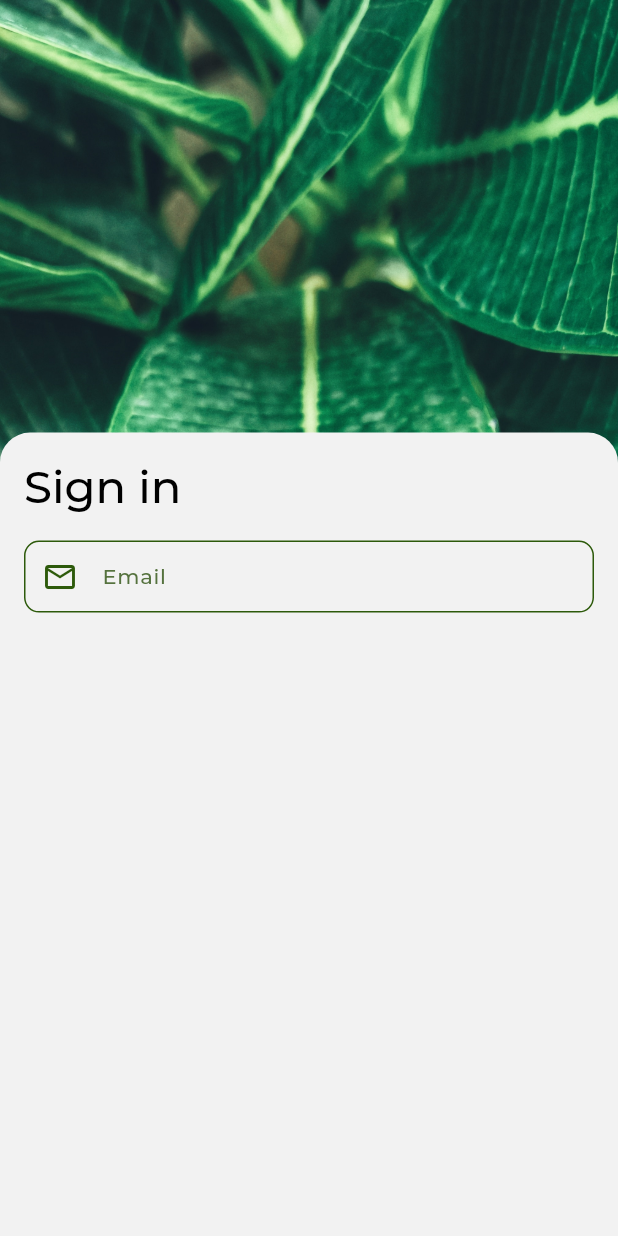
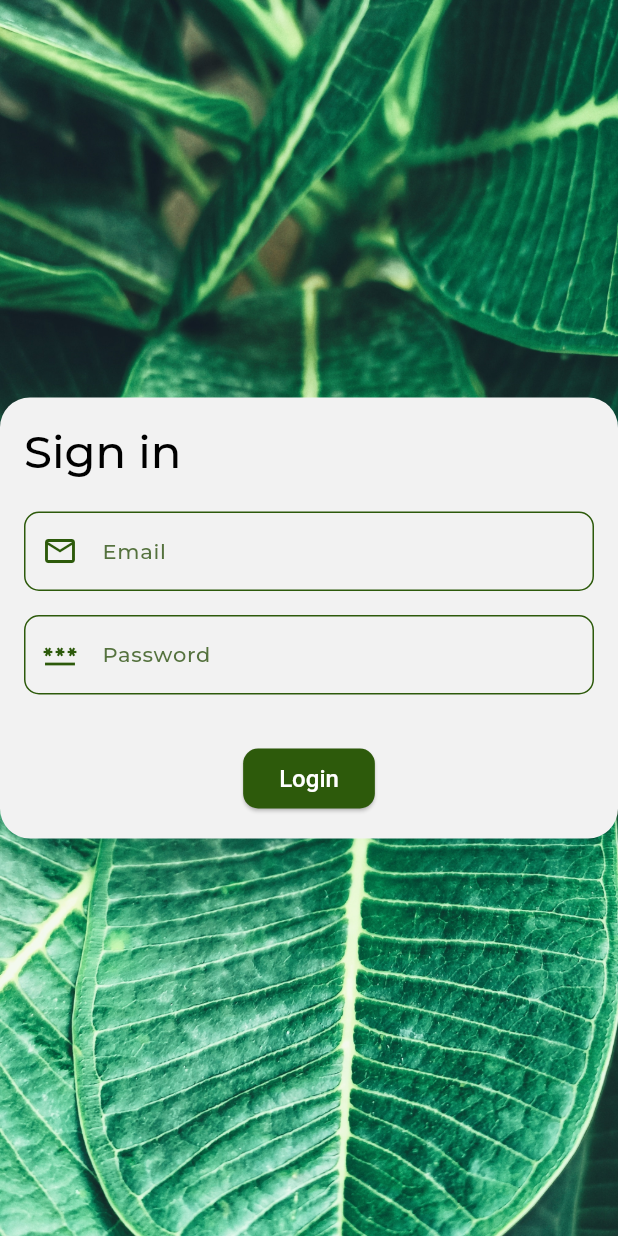
Before and after one commit to Praanim/Hiking-Nepal, a Flutter app: the screen it shows after launch, on a phone screen of 412 x 824 dp. Run offline on Flutter 3.47's test engine with Material 2 defaults, Android fonts, the phone set to English and light mode, and no system bars.

Commit message:
login page ui created

```diff
--- a/lib/features/auth/presentaion/login_screen.dart
+++ b/lib/features/auth/presentaion/login_screen.dart
@@ -2,6 +2,8 @@ import 'package:flutter/material.dart';
 import 'package:hiking_nepal/core/constants/app_media.dart';
 import 'package:hiking_nepal/core/extensions/helper_extension.dart';
 import 'package:hiking_nepal/core/theme/app_colors.dart';
+
+import '../../../core/utils/gap.dart';
 
 class LoginScreen extends StatelessWidget {
   const LoginScreen({super.key});
@@ -19,41 +21,49 @@ class LoginScreen extends StatelessWidget {
                     ),
                     fit: BoxFit.cover)),
           ),
-          Column(
-            children: [
-              SizedBox(
-                height: MediaQuery.of(context).size.height * 0.35,
-              ),
-              Expanded(
+          Center(
             child: Container(
-                decoration: const BoxDecoration(
+              decoration: BoxDecoration(
                   color: LightColor.whiteSmoke,
-                    borderRadius: BorderRadiusDirectional.only(
-                        topStart: Radius.circular(20),
-                        topEnd: Radius.circular(20))),
+                  borderRadius: BorderRadius.circular(20)),
               padding: const EdgeInsets.all(16),
               child: Column(
+                mainAxisSize: MainAxisSize.min,
                 crossAxisAlignment: CrossAxisAlignment.start,
                 mainAxisAlignment: MainAxisAlignment.start,
                 children: [
                   Text(
                     "Sign in",
-                      style: context.textTheme.headlineSmall!
-                          .copyWith(fontSize: 30),
+                    style:
+                        context.textTheme.headlineSmall!.copyWith(fontSize: 30),
                   ),
-                    const SizedBox(
-                      height: 16,
-                    ),
+                  VerticalGap.xl,
                   TextFormField(
                     style: context.textTheme.titleMedium,
+                    textInputAction: TextInputAction.next,
                     decoration: const InputDecoration(
                         label: Text("Email"),
                         prefixIcon: Icon(Icons.email_outlined)),
+                  ),
+                  VerticalGap.l,
+                  TextFormField(
+                    style: context.textTheme.titleMedium,
+                    obscureText: true,
+                    decoration: const InputDecoration(
+                        label: Text("Password"),
+                        prefixIcon: Icon(Icons.password_outlined)),
+                  ),
+                  VerticalGap.xxxl,
+                  Center(
+                    child: ElevatedButton(
+                        onPressed: () {
+                          //login the app
+                        },
+                        child: const Text('Login')),
                   )
                 ],
               ),
-              ))
-            ],
+            ),
           )
         ],
       ),
--- a/lib/main.dart
+++ b/lib/main.dart
@@ -19,6 +19,8 @@ class MyApp extends StatelessWidget {
           primaryColor: LightColor.primaryColor,
           fontFamily: 'Montserrat',
           useMaterial3: true,
+          textSelectionTheme: const TextSelectionThemeData(
+              cursorColor: LightColor.primaryColor),
           inputDecorationTheme: InputDecorationTheme(
               prefixIconColor: LightColor.primaryColor,
               //     MaterialStateColor.resolveWith((Set<MaterialState> states) {
@@ -51,7 +53,7 @@ class MyApp extends StatelessWidget {
                     BorderRadius.circular(AppConstants.primaryBorderRadius),
                 borderSide: const BorderSide(color: AppColors.errorColor),
               ),
-              contentPadding: const EdgeInsets.symmetric(horizontal: 16)),
+              contentPadding: const EdgeInsets.all(16)),
           colorScheme: ColorScheme.fromSwatch().copyWith(
               primary: LightColor.primaryColor,
               secondary: LightColor.secondaryColor,
@@ -93,7 +95,17 @@ class MyApp extends StatelessWidget {
               titleLarge: TextStyle(
                   color: LightColor.primaryText,
                   fontSize: 16,
-                  fontWeight: FontWeight.w500))),
+                  fontWeight: FontWeight.w500)),
+          elevatedButtonTheme: ElevatedButtonThemeData(
+            style: ElevatedButton.styleFrom(
+              foregroundColor: Colors.white,
+              backgroundColor: LightColor.primaryColor,
+              shape: RoundedRectangleBorder(
+                  borderRadius: BorderRadius.circular(10)),
+              textStyle:
+                  const TextStyle(fontSize: 16, fontWeight: FontWeight.w500),
+            ),
+          )),
       home: const LoginScreen(),
     );
   }
```
Lines whose indentation alone changed are shown as unchanged.
